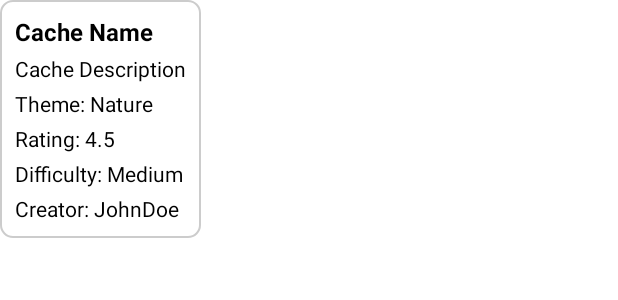
After one commit to PureDarkZ990/LobiuIeskojimoSistema, an Android app: the layout custom_info_window.xml on its own in the app's theme, with its tools: preview values and no code run, on a phone screen of 412 x 824 dp. The commit adds this screen. Shown: the top 300 px of the screen. Run offline under Robolectric (Android 15) with nearby library versions, the phone set to English and light mode, and no system bars.

Commit message:
harcoded cache

```diff
--- a/app/src/main/kotlin/com/example/lobiupaieskossistema/models/Cache.kt
+++ b/app/src/main/kotlin/com/example/lobiupaieskossistema/models/Cache.kt
@@ -11,8 +11,8 @@ data class Cache(
     var rating: Double? =0.0,
     var difficulty: Double?,
     var approved: Int? = 0,
-    var createdAt: String? = "2024-01-01T00:00:00Z", // Default value
-    var updatedAt: String? = "2024-01-01T00:00:00Z", // Default value
+    var createdAt: String?,
+    var updatedAt: String?,
     var private: Int = 0,
     var shown: Int? = 1,
     var themeId: Int? = null,
--- /dev/null
+++ b/app/src/main/res/drawable/info_window_background.xml
@@ -0,0 +1,22 @@
+<?xml version="1.0" encoding="utf-8"?>
+<shape xmlns:android="http://schemas.android.com/apk/res/android"
+    android:shape="rectangle">
+
+    <!-- Background color -->
+    <solid android:color="#FFFFFF" /> <!-- White -->
+
+    <!-- Border -->
+    <stroke
+        android:width="1dp"
+        android:color="#CCCCCC" /> <!-- Light gray border -->
+
+    <!-- Rounded corners -->
+    <corners android:radius="8dp" />
+
+    <!-- Padding inside the background -->
+    <padding
+        android:left="8dp"
+        android:top="8dp"
+        android:right="8dp"
+        android:bottom="8dp" />
+</shape>
--- /dev/null
+++ b/app/src/main/res/layout/custom_info_window.xml
@@ -0,0 +1,70 @@
+<?xml version="1.0" encoding="utf-8"?>
+<LinearLayout
+    xmlns:android="http://schemas.android.com/apk/res/android"
+    android:layout_width="wrap_content"
+    android:layout_height="wrap_content"
+    android:orientation="vertical"
+    android:padding="10dp"
+    android:background="@drawable/info_window_background">
+
+    <!-- Cache Name -->
+    <TextView
+        android:id="@+id/infoWindowTitle"
+        android:layout_width="wrap_content"
+        android:layout_height="wrap_content"
+        android:text="Cache Name"
+        android:textStyle="bold"
+        android:textSize="16sp"
+        android:textColor="@android:color/black" />
+
+    <!-- Description -->
+    <TextView
+        android:id="@+id/infoWindowDescription"
+        android:layout_width="wrap_content"
+        android:layout_height="wrap_content"
+        android:text="Cache Description"
+        android:textSize="14sp"
+        android:textColor="@android:color/black"
+        android:paddingTop="4dp" />
+
+    <!-- Theme -->
+    <TextView
+        android:id="@+id/infoWindowTheme"
+        android:layout_width="wrap_content"
+        android:layout_height="wrap_content"
+        android:text="Theme: Nature"
+        android:textSize="14sp"
+        android:textColor="@android:color/black"
+        android:paddingTop="4dp" />
+
+    <!-- Rating -->
+    <TextView
+        android:id="@+id/infoWindowRating"
+        android:layout_width="wrap_content"
+        android:layout_height="wrap_content"
+        android:text="Rating: 4.5"
+        android:textSize="14sp"
+        android:textColor="@android:color/black"
+        android:paddingTop="4dp" />
+
+    <!-- Difficulty -->
+    <TextView
+        android:id="@+id/infoWindowDifficulty"
+        android:layout_width="wrap_content"
+        android:layout_height="wrap_content"
+        android:text="Difficulty: Medium"
+        android:textSize="14sp"
+        android:textColor="@android:color/black"
+        android:paddingTop="4dp" />
+
+    <!-- Creator -->
+    <TextView
+        android:id="@+id/infoWindowCreator"
+        android:layout_width="wrap_content"
+        android:layout_height="wrap_content"
+        android:text="Creator: JohnDoe"
+        android:textSize="14sp"
+        android:textColor="@android:color/black"
+        android:paddingTop="4dp" />
+
+</LinearLayout>
```
Also changed, not shown: app/src/main/kotlin/com/example/lobiupaieskossistema/MainActivity.kt (+94 -27 lines), app/src/main/kotlin/com/example/lobiupaieskossistema/data/CacheData.kt (+4 -3 lines), app/src/main/res/layout/main_map.xml (+9 -0 lines).
